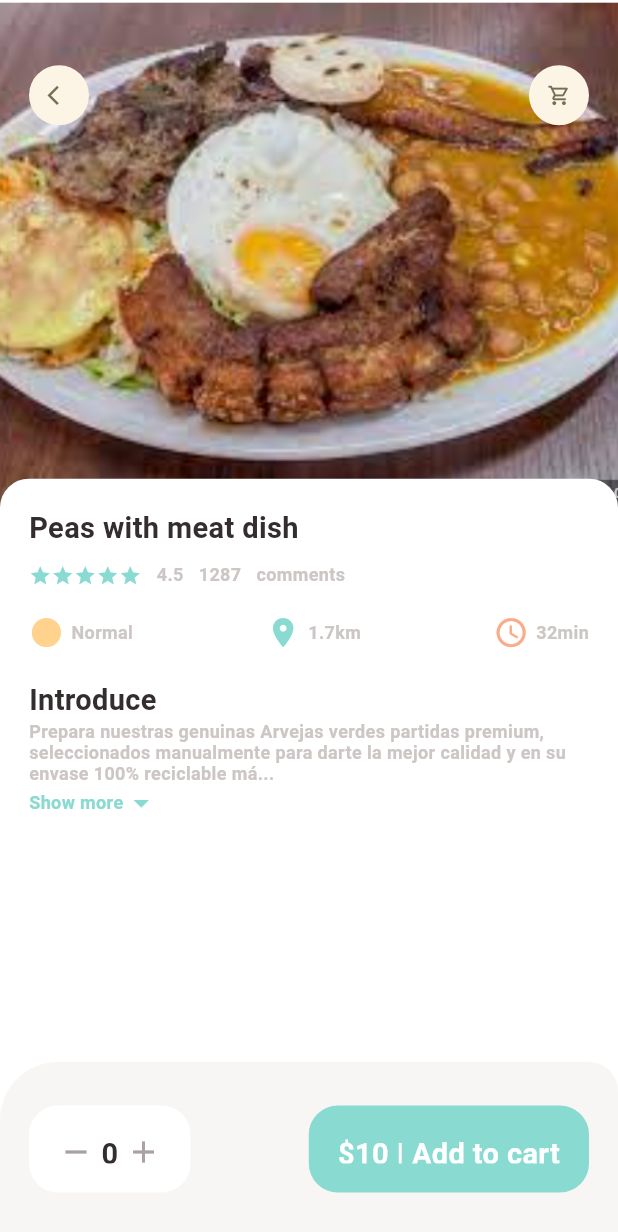
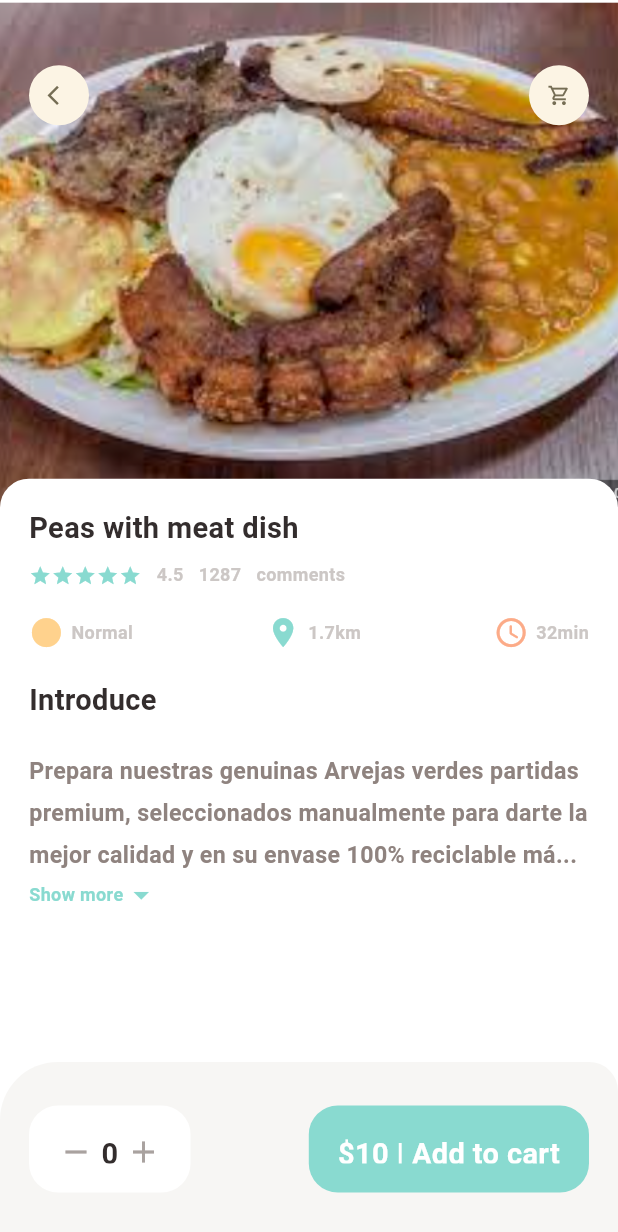
Before and after one commit to Lorena2387/app_e_comerce, a Flutter app: the screen it shows after launch, on a phone screen of 412 x 824 dp. Shown: the top 1232 px of the screen. Run offline on Flutter 3.47's test engine with Material 3 defaults, Android fonts, the phone set to English and light mode, and no system bars; our stand-ins replace dots_indicator, get.

Commit message:
implement condition and font size of the description of the container plate

```diff
--- a/lib/Utils/dimensions.dart
+++ b/lib/Utils/dimensions.dart
@@ -20,6 +20,7 @@ class Dimensions {
   static double width30 = screenHeight / 28.4;
 
 //font size
+  static double font16 = screenHeight / 53.25;
   static double font20 = screenHeight / 42.6;
   static double font26 = screenHeight / 32.76;
 
--- a/lib/pages/food/popular_food_detail.dart
+++ b/lib/pages/food/popular_food_detail.dart
@@ -74,6 +74,9 @@ class PopularFoodDetail extends StatelessWidget {
                       height: Dimensions.height20,
                     ),
                     BigText(text: "Introduce"),
+                    SizedBox(
+                      height: Dimensions.height20,
+                    ),
                     Expanded(
                       child: SingleChildScrollView(
                         child: ExpandableTextWidget(
--- a/lib/widgets/expandable_text_widget.dart
+++ b/lib/widgets/expandable_text_widget.dart
@@ -36,10 +36,16 @@ class _ExpandableTextWidgetState extends State<ExpandableTextWidget> {
   Widget build(BuildContext context) {
     return Container(
       child: secondHalf.isEmpty
-          ? SmallText(text: firstHalf)
+          ? SmallText(
+              color: AppColors.paraColor,
+              size: Dimensions.font16,
+              text: firstHalf)
           : Column(
               children: [
                 SmallText(
+                    height: 1.8,
+                    color: AppColors.paraColor,
+                    size: Dimensions.font16,
                     text: hiddenText
                         ? (firstHalf + "...")
                         : (firstHalf + secondHalf)),
@@ -56,7 +62,9 @@ class _ExpandableTextWidgetState extends State<ExpandableTextWidget> {
                         color: AppColors.mainColor,
                       ),
                       Icon(
-                        Icons.arrow_drop_down,
+                        hiddenText
+                            ? Icons.arrow_drop_down
+                            : Icons.arrow_drop_up,
                         color: AppColors.mainColor,
                       )
                     ],
```
